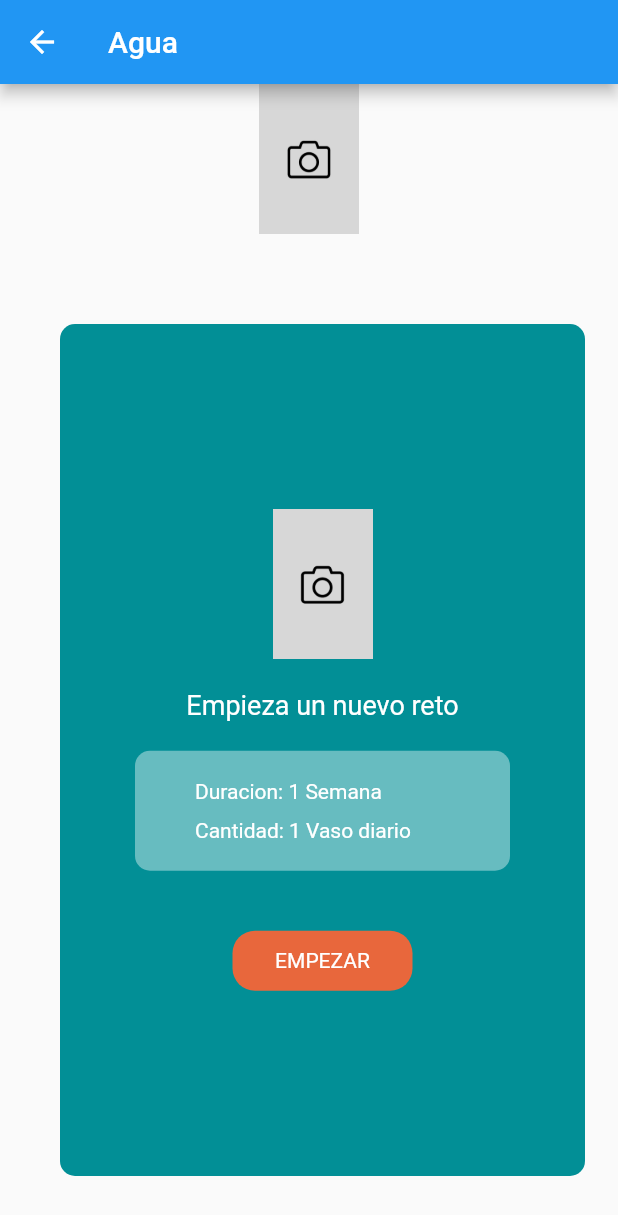
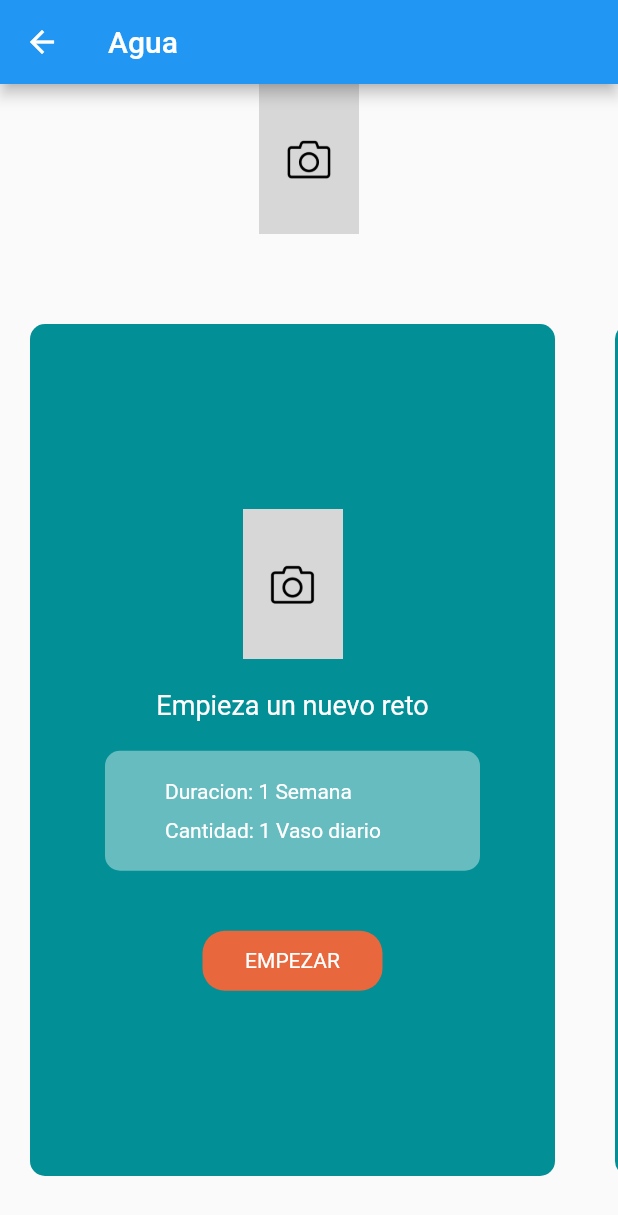
Before and after one commit to Alg0r1thmic/hci_project, a Flutter app: the FeedingChallengesScreen screen opened by its route, on a phone screen of 412 x 824 dp. Shown: the top 1215 px of the screen. Run offline on Flutter 3.47's test engine with Material 2 defaults, Android fonts, the phone set to English and light mode, and no system bars; our stand-ins replace firebase_auth, google_sign_in, shared_preferences; accounts and stored records are empty.

Commit message:
feat: created curent challenge screen

```diff
--- a/lib/src/core/routes/routes.dart
+++ b/lib/src/core/routes/routes.dart
@@ -1,6 +1,6 @@
 import 'package:flutter/cupertino.dart';
+import 'package:health_body_checking/src/ui/challenges/current_challenge_screen.dart';
 import 'package:health_body_checking/src/ui/challenges/feeding_challenges_screen.dart';
-import 'package:health_body_checking/src/ui/challenges/widgets/feeding_challenge_container.dart';
 
 import '../../ui/auth/login_screen.dart';
 import '../../ui/home/home.dart';
@@ -16,11 +16,13 @@ class Routes {
   static const String nearby='/nearby';
   static const String profile='/profile';
   static const String wallet='/wallet';
-  static const String feeding_challenges='/feeding_callenges';
+  static const String feeding_challenges='/feeding_challenges';
+  static const String current_challenge='/current_challenge';
   static final routes=<String,WidgetBuilder>{
     login:(BuildContext context)=>LoginScreen(),
     home:(BuildContext context)=>Home(),
     profile:(BuildContext context)=>ProfileScreen(),
-    feeding_challenges:(BuildContext context)=>FeedingChallengesScreen()
+    feeding_challenges:(BuildContext context)=>FeedingChallengesScreen(),
+    current_challenge:(BuildContext context)=>CurrentChallengeScreen()
   };
 }
--- a/lib/src/ui/challenges/feeding_challenges_screen.dart
+++ b/lib/src/ui/challenges/feeding_challenges_screen.dart
@@ -1,4 +1,5 @@
 import 'package:flutter/material.dart';
+import 'package:health_body_checking/src/core/routes/routes.dart';
 import 'package:health_body_checking/src/ui/challenges/widgets/start_challenge_container.dart';
 
 class FeedingChallengesScreen extends StatefulWidget {
@@ -22,14 +23,31 @@ class _FeedingChallengesScreenState extends State<FeedingChallengesScreen> {
       ),
       body: Column(
         children: [
-          Center(child: Image.asset('assets/images/no-image.jpg',width: 100,height: 100,)),
+          Center(
+              child: Image.asset(
+            'assets/images/no-image.jpg',
+            width: 100,
+            height: 100,
+          )),
           Expanded(
             child: ListView(
               scrollDirection: Axis.horizontal,
               children: [
-                StartChallengeContainer(amountText: '1 Vaso diario',durationText: '1 Semana',),
-                StartChallengeContainer(amountText: '1 Vaso diario',durationText: '1 Semana',),
-                StartChallengeContainer(amountText: '1 Vaso diario',durationText: '1 Semana',),
+                StartChallengeContainer(
+                  amountText: '1 Vaso diario',
+                  durationText: '1 Semana',
+                  inputFunction: () {
+                    Navigator.pushNamed(context, Routes.current_challenge);
+                  },
+                ),
+                StartChallengeContainer(
+                  amountText: '1 Vaso diario',
+                  durationText: '1 Semana',
+                ),
+                StartChallengeContainer(
+                  amountText: '1 Vaso diario',
+                  durationText: '1 Semana',
+                ),
               ],
             ),
           )
--- a/lib/src/ui/challenges/widgets/start_challenge_container.dart
+++ b/lib/src/ui/challenges/widgets/start_challenge_container.dart
@@ -10,7 +10,7 @@ class StartChallengeContainer extends StatelessWidget {
   @override
   Widget build(BuildContext context) {
     return Container(
-      margin: EdgeInsets.only(left: 40, top: 60, bottom: 40),
+      margin: EdgeInsets.only(left: 20, top: 60, bottom: 40,right: 20),
       padding: EdgeInsets.all(20),
       width: 350,
       height: 300,
@@ -80,7 +80,6 @@ class StartChallengeContainer extends StatelessWidget {
         ),
         child: Center(child: Text('EMPEZAR',style: TextStyle(color: AppColors.WHITE),)),
       ),
-
     );
   }
 }
```
Also changed, not shown: lib/src/ui/challenges/current_challenge_screen.dart (added, +24 -0 lines), 4 other files.
